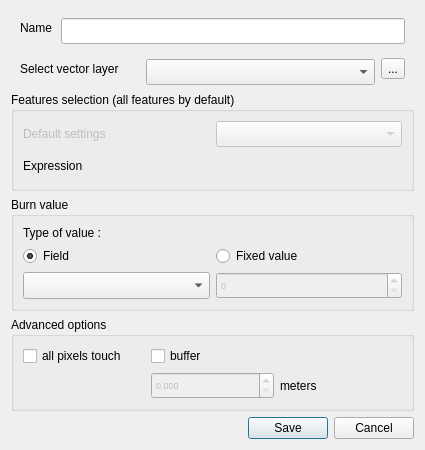
Before: the Qt Designer form ui/vector_data_dialog.ui in MathieuChailloux/MitiConnect, drawn with Qt 5.
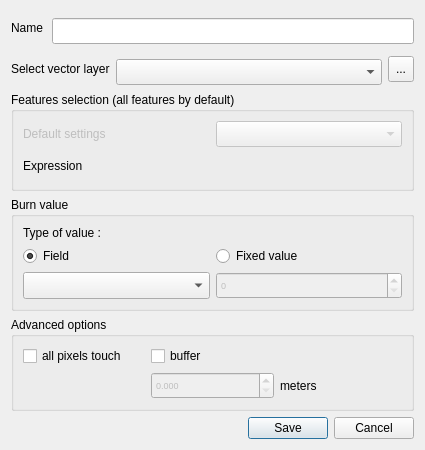
After: the same form once the commit is applied. Custom widgets are drawn as their Qt base class.

What changed in the file:
```diff
--- a/ui/vector_data_dialog.ui
+++ b/ui/vector_data_dialog.ui
@@ -47,14 +47,26 @@
       <enum>QFrame::Raised</enum>
      </property>
      <layout class="QHBoxLayout" name="horizontalLayout_2">
+      <property name="leftMargin">
+       <number>0</number>
+      </property>
       <property name="topMargin">
        <number>0</number>
       </property>
+      <property name="rightMargin">
+       <number>0</number>
+      </property>
       <property name="bottomMargin">
        <number>0</number>
       </property>
       <item>
        <widget class="QLabel" name="nameLabel">
+        <property name="sizePolicy">
+         <sizepolicy hsizetype="Preferred" vsizetype="Preferred">
+          <horstretch>0</horstretch>
+          <verstretch>0</verstretch>
+         </sizepolicy>
+        </property>
         <property name="minimumSize">
          <size>
           <width>35</width>
@@ -63,13 +75,19 @@
         </property>
         <property name="maximumSize">
          <size>
-          <width>35</width>
+          <width>16777215</width>
           <height>20</height>
          </size>
         </property>
         <property name="text">
          <string>Name</string>
         </property>
+        <property name="scaledContents">
+         <bool>true</bool>
+        </property>
+        <property name="wordWrap">
+         <bool>false</bool>
+        </property>
        </widget>
       </item>
       <item>
@@ -112,23 +130,35 @@
       <enum>QFrame::Raised</enum>
      </property>
      <layout class="QHBoxLayout" name="horizontalLayout">
+      <property name="leftMargin">
+       <number>0</number>
+      </property>
       <property name="topMargin">
        <number>0</number>
       </property>
+      <property name="rightMargin">
+       <number>0</number>
+      </property>
       <property name="bottomMargin">
        <number>0</number>
       </property>
       <item>
        <widget class="QLabel" name="fileLabel">
+        <property name="sizePolicy">
+         <sizepolicy hsizetype="Preferred" vsizetype="Minimum">
+          <horstretch>0</horstretch>
+          <verstretch>0</verstretch>
+         </sizepolicy>
+        </property>
         <property name="minimumSize">
          <size>
-          <width>120</width>
+          <width>0</width>
           <height>16</height>
          </size>
         </property>
         <property name="maximumSize">
          <size>
-          <width>120</width>
+          <width>16777215</width>
           <height>20</height>
          </size>
         </property>
@@ -139,6 +169,12 @@
       </item>
       <item>
        <widget class="QgsMapLayerComboBox" name="vectorLayerCombo">
+        <property name="sizePolicy">
+         <sizepolicy hsizetype="Expanding" vsizetype="Fixed">
+          <horstretch>0</horstretch>
+          <verstretch>0</verstretch>
+         </sizepolicy>
+        </property>
         <property name="minimumSize">
          <size>
           <width>0</width>
@@ -155,6 +191,18 @@
       </item>
       <item>
        <widget class="QToolButton" name="vectorLayerFile">
+        <property name="minimumSize">
+         <size>
+          <width>26</width>
+          <height>26</height>
+         </size>
+        </property>
+        <property name="maximumSize">
+         <size>
+          <width>26</width>
+          <height>26</height>
+         </size>
+        </property>
         <property name="text">
          <string>...</string>
         </property>
```
Left out of the diff: 12 changed lines with no effect on the pictures.
